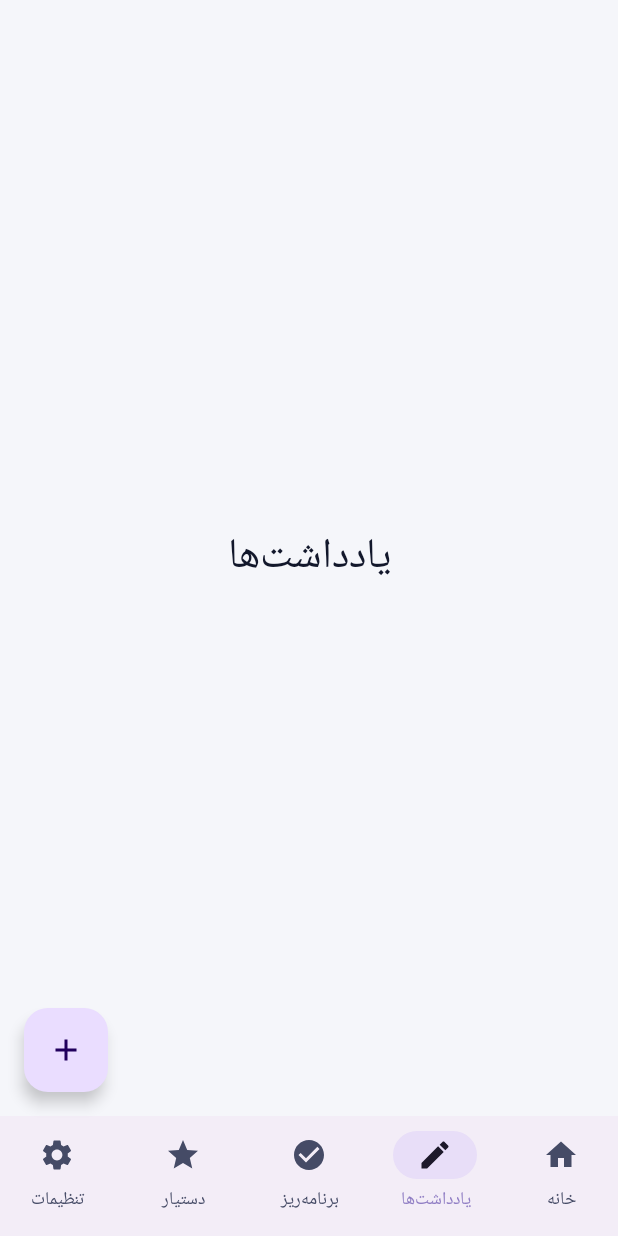
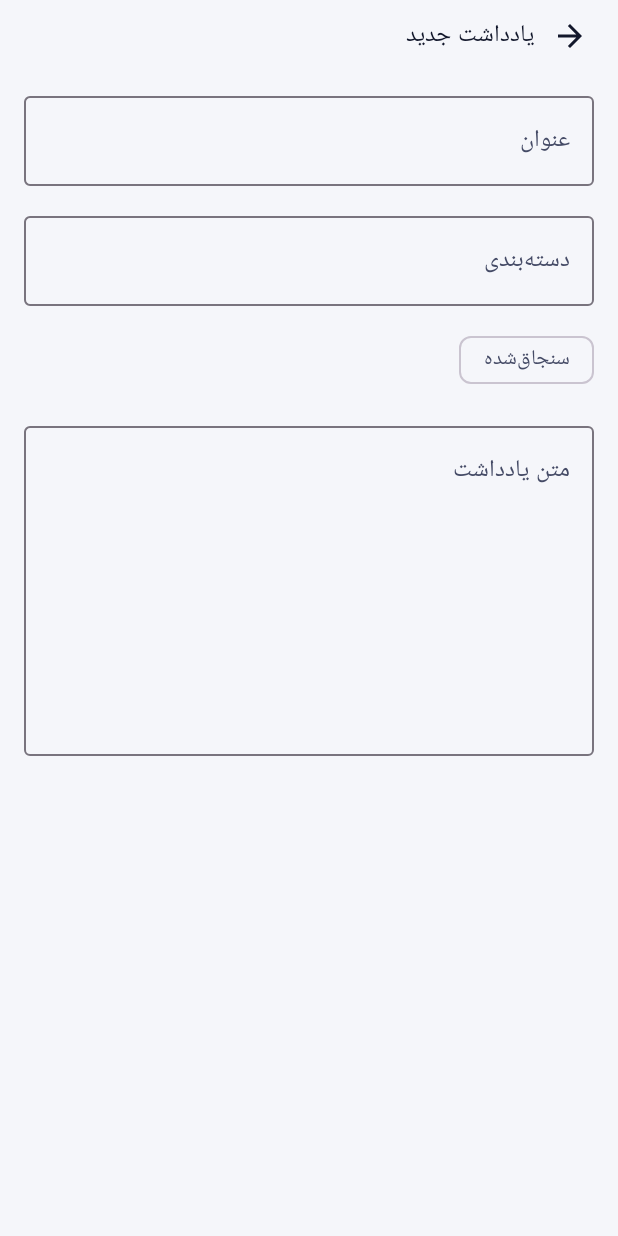
Before and after one commit to sadrapourakbar20-alt/memo, an Android app built with Jetpack Compose: the NotesScreen screen opened through its navigation route, after a tap on "ثبت سریع", on a phone screen of 412 x 824 dp. Run offline under Robolectric (Android 15) with nearby library versions, the phone set to English and light mode, and no system bars; our stand-ins replace Room's generated code.

Commit message:
Add files via upload

```diff
--- a/app/build.gradle.kts
+++ b/app/build.gradle.kts
@@ -2,6 +2,7 @@ plugins {
     alias(libs.plugins.android.application)
     alias(libs.plugins.kotlin.android)
     alias(libs.plugins.kotlin.compose)
+    alias(libs.plugins.ksp)
 }
 
 android {
@@ -44,5 +45,9 @@ dependencies {
     implementation(libs.androidx.ui.tooling.preview)
     implementation(libs.androidx.material3)
     implementation(libs.androidx.navigation.compose)
+    implementation(libs.androidx.lifecycle.viewmodel.compose)
+    implementation(libs.androidx.room.runtime)
+    implementation(libs.androidx.room.ktx)
+    ksp(libs.androidx.room.compiler)
     debugImplementation(libs.androidx.ui.tooling)
 }
--- a/app/src/main/AndroidManifest.xml
+++ b/app/src/main/AndroidManifest.xml
@@ -2,6 +2,7 @@
 <manifest xmlns:android="http://schemas.android.com/apk/res/android">
 
     <application
+        android:name=".MemoApplication"
         android:allowBackup="true"
         android:icon="@mipmap/ic_launcher"
         android:roundIcon="@mipmap/ic_launcher"
--- /dev/null
+++ b/app/src/main/java/com/sadra/memo/data/dao/NoteDao.kt
@@ -0,0 +1,23 @@
+package com.sadra.memo.data.dao
+
+import androidx.room.Dao
+import androidx.room.Insert
+import androidx.room.OnConflictStrategy
+import androidx.room.Query
+import com.sadra.memo.data.entities.NoteEntity
+import kotlinx.coroutines.flow.Flow
+
+@Dao
+interface NoteDao {
+    @Query("SELECT * FROM notes ORDER BY isPinned DESC, updatedAt DESC")
+    fun observeAll(): Flow<List<NoteEntity>>
+
+    @Query("SELECT * FROM notes WHERE id = :id")
+    suspend fun getById(id: Long): NoteEntity?
+
+    @Insert(onConflict = OnConflictStrategy.REPLACE)
+    suspend fun upsert(note: NoteEntity): Long
+
+    @Query("DELETE FROM notes WHERE id = :id")
+    suspend fun deleteById(id: Long)
+}
--- /dev/null
+++ b/app/src/main/java/com/sadra/memo/domain/repository/NoteRepository.kt
@@ -0,0 +1,11 @@
+package com.sadra.memo.domain.repository
+
+import com.sadra.memo.domain.model.Note
+import kotlinx.coroutines.flow.Flow
+
+interface NoteRepository {
+    fun observeNotes(): Flow<List<Note>>
+    suspend fun getNote(id: Long): Note?
+    suspend fun save(note: Note): Long
+    suspend fun delete(id: Long)
+}
--- a/app/src/main/java/com/sadra/memo/ui/MemoApp.kt
+++ b/app/src/main/java/com/sadra/memo/ui/MemoApp.kt
@@ -23,10 +23,14 @@ import androidx.compose.ui.Alignment
 import androidx.compose.ui.Modifier
 import androidx.compose.ui.graphics.vector.ImageVector
 import androidx.navigation.NavGraph.Companion.findStartDestination
+import androidx.navigation.NavType
 import androidx.navigation.compose.NavHost
 import androidx.navigation.compose.composable
 import androidx.navigation.compose.currentBackStackEntryAsState
 import androidx.navigation.compose.rememberNavController
+import androidx.navigation.navArgument
+import com.sadra.memo.ui.notes.NoteEditScreen
+import com.sadra.memo.ui.notes.NotesScreen
 
 private data class Tab(val route: String, val label: String, val icon: ImageVector)
 
@@ -43,15 +47,18 @@ fun MemoApp() {
     val navController = rememberNavController()
     val backStack by navController.currentBackStackEntryAsState()
     val currentRoute = backStack?.destination?.route
+    val inEditor = currentRoute?.startsWith("note_edit") == true
 
     Scaffold(
         floatingActionButton = {
-            FloatingActionButton(onClick = { /* ثبت سریع: مرحله بعد */ }) {
-                Icon(Icons.Filled.Add, contentDescription = "ثبت سریع")
+            if (!inEditor) {
+                FloatingActionButton(onClick = { navController.navigate("note_edit/0") }) {
+                    Icon(Icons.Filled.Add, contentDescription = "ثبت سریع")
+                }
             }
         },
         bottomBar = {
-            NavigationBar {
+            if (!inEditor) NavigationBar {
                 tabs.forEach { tab ->
                     NavigationBarItem(
                         selected = currentRoute == tab.route,
@@ -74,7 +81,19 @@ fun MemoApp() {
             startDestination = "home",
             modifier = Modifier.padding(padding)
         ) {
-            tabs.forEach { tab ->
+            composable("notes") {
+                NotesScreen(onOpen = { id -> navController.navigate("note_edit/$id") })
+            }
+            composable(
+                route = "note_edit/{id}",
+                arguments = listOf(navArgument("id") { type = NavType.LongType })
+            ) { entry ->
+                NoteEditScreen(
+                    noteId = entry.arguments?.getLong("id") ?: 0L,
+                    onClose = { navController.popBackStack() }
+                )
+            }
+            tabs.filter { it.route != "notes" }.forEach { tab ->
                 composable(tab.route) { PlaceholderScreen(tab.label) }
             }
         }
--- /dev/null
+++ b/app/src/main/java/com/sadra/memo/ui/ViewModelFactory.kt
@@ -0,0 +1,10 @@
+package com.sadra.memo.ui
+
+import androidx.lifecycle.ViewModel
+import androidx.lifecycle.ViewModelProvider
+
+fun <VM : ViewModel> factoryOf(builder: () -> VM): ViewModelProvider.Factory =
+    object : ViewModelProvider.Factory {
+        @Suppress("UNCHECKED_CAST")
+        override fun <T : ViewModel> create(modelClass: Class<T>): T = builder() as T
+    }
--- /dev/null
+++ b/app/src/main/java/com/sadra/memo/ui/notes/NoteEditScreen.kt
@@ -0,0 +1,127 @@
+package com.sadra.memo.ui.notes
+
+import androidx.activity.compose.BackHandler
+import androidx.compose.foundation.layout.Column
+import androidx.compose.foundation.layout.Row
+import androidx.compose.foundation.layout.fillMaxSize
+import androidx.compose.foundation.layout.fillMaxWidth
+import androidx.compose.foundation.layout.heightIn
+import androidx.compose.foundation.layout.imePadding
+import androidx.compose.foundation.layout.padding
+import androidx.compose.foundation.rememberScrollState
+import androidx.compose.foundation.verticalScroll
+import androidx.compose.material.icons.Icons
+import androidx.compose.material.icons.automirrored.filled.ArrowBack
+import androidx.compose.material.icons.filled.Delete
+import androidx.compose.material3.AlertDialog
+import androidx.compose.material3.FilterChip
+import androidx.compose.material3.Icon
+import androidx.compose.material3.IconButton
+import androidx.compose.material3.OutlinedTextField
+import androidx.compose.material3.Text
+import androidx.compose.material3.TextButton
+import androidx.compose.runtime.Composable
+import androidx.compose.runtime.collectAsState
+import androidx.compose.runtime.getValue
+import androidx.compose.runtime.mutableStateOf
+import androidx.compose.runtime.remember
+import androidx.compose.runtime.setValue
+import androidx.compose.ui.Alignment
+import androidx.compose.ui.Modifier
+import androidx.compose.ui.platform.LocalContext
+import androidx.compose.ui.unit.dp
+import androidx.lifecycle.viewmodel.compose.viewModel
+import com.sadra.memo.MemoApplication
+import com.sadra.memo.ui.factoryOf
+
+@Composable
+fun NoteEditScreen(noteId: Long, onClose: () -> Unit) {
+    val app = LocalContext.current.applicationContext as MemoApplication
+    val vm: NoteEditViewModel = viewModel(
+        factory = remember(noteId) {
+            factoryOf { NoteEditViewModel(app.container.noteRepository, noteId) }
+        }
+    )
+    val state by vm.state.collectAsState()
+    var showDelete by remember { mutableStateOf(false) }
+
+    BackHandler { vm.saveAndClose(onClose) }
+
+    Column(
+        modifier = Modifier
+            .fillMaxSize()
+            .imePadding()
+            .padding(horizontal = 8.dp)
+    ) {
+        Row(
+            modifier = Modifier.fillMaxWidth(),
+            verticalAlignment = Alignment.CenterVertically
+        ) {
+            IconButton(onClick = { vm.saveAndClose(onClose) }) {
+                Icon(Icons.AutoMirrored.Filled.ArrowBack, contentDescription = "ذخیره و بازگشت")
+            }
+            Text(
+                text = if (noteId > 0) "ویرایش یادداشت" else "یادداشت جدید",
+                modifier = Modifier.weight(1f)
+            )
+            if (noteId > 0) {
+                IconButton(onClick = { showDelete = true }) {
+                    Icon(Icons.Filled.Delete, contentDescription = "حذف")
+                }
+            }
+        }
+
+        Column(
+            modifier = Modifier
+                .weight(1f)
+                .verticalScroll(rememberScrollState())
+                .padding(horizontal = 8.dp, vertical = 8.dp)
+        ) {
+            OutlinedTextField(
+                value = state.title,
+                onValueChange = vm::onTitle,
+                modifier = Modifier.fillMaxWidth(),
+                label = { Text("عنوان") },
+                singleLine = true
+            )
+            OutlinedTextField(
+                value = state.category,
+                onValueChange = vm::onCategory,
+                modifier = Modifier.fillMaxWidth().padding(top = 12.dp),
+                label = { Text("دسته‌بندی") },
+                singleLine = true
+            )
+            FilterChip(
+                selected = state.pinned,
+                onClick = { vm.onPinned(!state.pinned) },
+                label = { Text("سنجاق‌شده") },
+                modifier = Modifier.padding(top = 12.dp)
+            )
+            OutlinedTextField(
+                value = state.content,
+                onValueChange = vm::onContent,
+                modifier = Modifier
+                    .fillMaxWidth()
+                    .heightIn(min = 240.dp)
+                    .padding(top = 12.dp),
+                label = { Text("متن یادداشت") }
+            )
+        }
+    }
+
+    if (showDelete) {
+        AlertDialog(
+            onDismissRequest = { showDelete = false },
+            title = { Text("حذف یادداشت") },
+            text = { Text("این یادداشت برای همیشه پاک می‌شه. مطمئنی؟") },
+            confirmButton = {
+                TextButton(onClick = { showDelete = false; vm.deleteAndClose(onClose) }) {
+                    Text("حذف")
+                }
+            },
+            dismissButton = {
+                TextButton(onClick = { showDelete = false }) { Text("انصراف") }
+            }
+        )
+    }
+}
--- /dev/null
+++ b/app/src/main/java/com/sadra/memo/ui/notes/NoteEditViewModel.kt
@@ -0,0 +1,80 @@
+package com.sadra.memo.ui.notes
+
+import androidx.lifecycle.ViewModel
+import androidx.lifecycle.viewModelScope
+import com.sadra.memo.domain.model.Note
+import com.sadra.memo.domain.repository.NoteRepository
+import kotlinx.coroutines.flow.MutableStateFlow
+import kotlinx.coroutines.flow.StateFlow
+import kotlinx.coroutines.launch
+
+data class EditState(
+    val title: String = "",
+    val content: String = "",
+    val category: String = "",
+    val pinned: Boolean = false,
+    val loaded: Boolean = false
+)
+
+class NoteEditViewModel(
+    private val repository: NoteRepository,
+    private val noteId: Long
+) : ViewModel() {
+
+    private val _state = MutableStateFlow(EditState())
+    val state: StateFlow<EditState> = _state
+
+    private var original: Note? = null
+
+    init {
+        if (noteId > 0) {
+            viewModelScope.launch {
+                val note = repository.getNote(noteId)
+                original = note
+                _state.value = if (note != null) {
+                    EditState(note.title, note.content, note.category, note.isPinned, loaded = true)
+                } else {
+                    EditState(loaded = true)
+                }
+            }
+        } else {
+            _state.value = EditState(loaded = true)
+        }
+    }
+
+    fun onTitle(value: String) { _state.value = _state.value.copy(title = value) }
+    fun onContent(value: String) { _state.value = _state.value.copy(content = value) }
+    fun onCategory(value: String) { _state.value = _state.value.copy(category = value) }
+    fun onPinned(value: Boolean) { _state.value = _state.value.copy(pinned = value) }
+
+    fun saveAndClose(onDone: () -> Unit) {
+        val s = _state.value
+        if (!s.loaded || (s.title.isBlank() && s.content.isBlank())) {
+            onDone()
+            return
+        }
+        viewModelScope.launch {
+            val now = System.currentTimeMillis()
+            val old = original
+            repository.save(
+                Note(
+                    id = old?.id ?: 0,
+                    title = s.title.trim(),
+                    content = s.content,
+                    category = s.category.trim(),
+                    isPinned = s.pinned,
+                    createdAt = old?.createdAt ?: now,
+                    updatedAt = now
+                )
+            )
+            onDone()
+        }
+    }
+
+    fun deleteAndClose(onDone: () -> Unit) {
+        viewModelScope.launch {
+            if (noteId > 0) repository.delete(noteId)
+            onDone()
+        }
+    }
+}
--- /dev/null
+++ b/app/src/main/java/com/sadra/memo/ui/notes/NotesScreen.kt
@@ -0,0 +1,133 @@
+package com.sadra.memo.ui.notes
+
+import androidx.compose.foundation.layout.Arrangement
+import androidx.compose.foundation.layout.Box
+import androidx.compose.foundation.layout.Column
+import androidx.compose.foundation.layout.PaddingValues
+import androidx.compose.foundation.layout.Row
+import androidx.compose.foundation.layout.fillMaxSize
+import androidx.compose.foundation.layout.fillMaxWidth
+import androidx.compose.foundation.layout.padding
+import androidx.compose.foundation.lazy.LazyColumn
+import androidx.compose.foundation.lazy.items
+import androidx.compose.material.icons.Icons
+import androidx.compose.material.icons.filled.Star
+import androidx.compose.material3.Card
+import androidx.compose.material3.CardDefaults
+import androidx.compose.material3.Icon
+import androidx.compose.material3.IconButton
+import androidx.compose.material3.MaterialTheme
+import androidx.compose.material3.OutlinedTextField
+import androidx.compose.material3.Text
+import androidx.compose.runtime.Composable
+import androidx.compose.runtime.collectAsState
+import androidx.compose.runtime.getValue
+import androidx.compose.runtime.remember
+import androidx.compose.ui.Alignment
+import androidx.compose.ui.Modifier
+import androidx.compose.ui.platform.LocalContext
+import androidx.compose.ui.text.style.TextOverflow
+import androidx.compose.ui.unit.dp
+import androidx.lifecycle.viewmodel.compose.viewModel
+import com.sadra.memo.MemoApplication
+import com.sadra.memo.domain.model.Note
+import com.sadra.memo.ui.factoryOf
+
+@Composable
+fun NotesScreen(onOpen: (Long) -> Unit) {
+    val app = LocalContext.current.applicationContext as MemoApplication
+    val vm: NotesViewModel = viewModel(
+        factory = remember { factoryOf { NotesViewModel(app.container.noteRepository) } }
+    )
+    val notes by vm.notes.collectAsState()
+    val query by vm.query.collectAsState()
+
+    Column(modifier = Modifier.fillMaxSize().padding(horizontal = 16.dp)) {
+        Text(
+            text = "یادداشت‌ها",
+            style = MaterialTheme.typography.headlineSmall,
+            modifier = Modifier.padding(top = 16.dp, bottom = 12.dp)
+        )
+        OutlinedTextField(
+            value = query,
+            onValueChange = vm::onQueryChange,
+            modifier = Modifier.fillMaxWidth(),
+            placeholder = { Text("جست‌وجو در یادداشت‌ها") },
+            singleLine = true
+        )
+        if (notes.isEmpty()) {
+            Box(modifier = Modifier.fillMaxSize(), contentAlignment = Alignment.Center) {
+                Text(
+                    text = if (query.isBlank()) "هنوز یادداشتی نداری. با دکمه + اولین یادداشت رو بساز."
+                    else "نتیجه‌ای پیدا نشد.",
+                    style = MaterialTheme.typography.bodyMedium,
+                    color = MaterialTheme.colorScheme.onSurfaceVariant
+                )
+            }
+        } else {
+            LazyColumn(
+                modifier = Modifier.fillMaxSize(),
+                contentPadding = PaddingValues(top = 12.dp, bottom = 96.dp),
+                verticalArrangement = Arrangement.spacedBy(10.dp)
+            ) {
+                items(notes, key = { it.id }) { note ->
+                    NoteCard(
+                        note = note,
+                        onClick = { onOpen(note.id) },
+                        onTogglePin = { vm.togglePin(note) }
+                    )
+                }
+            }
+        }
+    }
+}
+
+@Composable
+private fun NoteCard(note: Note, onClick: () -> Unit, onTogglePin: () -> Unit) {
+    Card(
+        onClick = onClick,
+        modifier = Modifier.fillMaxWidth(),
+        colors = CardDefaults.cardColors(containerColor = MaterialTheme.colorScheme.surface)
+    ) {
+        Row(
+            modifier = Modifier.padding(start = 16.dp, top = 12.dp, bottom = 12.dp, end = 4.dp),
+            verticalAlignment = Alignment.CenterVertically
+        ) {
+            Column(modifier = Modifier.weight(1f)) {
+                val title = note.title.ifBlank { note.content.lineSequence().firstOrNull().orEmpty() }
+                Text(
+                    text = title.ifBlank { "بدون عنوان" },
+                    style = MaterialTheme.typography.titleMedium,
+                    maxLines = 1,
+                    overflow = TextOverflow.Ellipsis
+                )
+                if (note.title.isNotBlank() && note.content.isNotBlank()) {
+                    Text(
+                        text = note.content,
+                        style = MaterialTheme.typography.bodyMedium,
+                        color = MaterialTheme.colorScheme.onSurfaceVariant,
+                        maxLines = 2,
+                        overflow = TextOverflow.Ellipsis,
+                        modifier = Modifier.padding(top = 4.dp)
+                    )
+                }
+                if (note.category.isNotBlank()) {
+                    Text(
+                        text = note.category,
+                        style = MaterialTheme.typography.labelMedium,
+                        color = MaterialTheme.colorScheme.secondary,
+                        modifier = Modifier.padding(top = 6.dp)
+                    )
+                }
+            }
+            IconButton(onClick = onTogglePin) {
+                Icon(
+                    imageVector = Icons.Filled.Star,
+                    contentDescription = "سنجاق",
+                    tint = if (note.isPinned) MaterialTheme.colorScheme.tertiary
+                    else MaterialTheme.colorScheme.outlineVariant
+                )
+            }
+        }
+    }
+}
--- /dev/null
+++ b/app/src/main/java/com/sadra/memo/ui/notes/NotesViewModel.kt
@@ -0,0 +1,39 @@
+package com.sadra.memo.ui.notes
+
+import androidx.lifecycle.ViewModel
+import androidx.lifecycle.viewModelScope
+import com.sadra.memo.domain.model.Note
+import com.sadra.memo.domain.repository.NoteRepository
+import kotlinx.coroutines.flow.MutableStateFlow
+import kotlinx.coroutines.flow.SharingStarted
+import kotlinx.coroutines.flow.StateFlow
+import kotlinx.coroutines.flow.combine
+import kotlinx.coroutines.flow.stateIn
+import kotlinx.coroutines.launch
+
+class NotesViewModel(private val repository: NoteRepository) : ViewModel() {
+
+    private val _query = MutableStateFlow("")
+    val query: StateFlow<String> = _query
+
+    val notes: StateFlow<List<Note>> =
+        combine(repository.observeNotes(), _query) { list, q ->
+            val text = q.trim()
+            if (text.isEmpty()) list
+            else list.filter {
+                it.title.contains(text, ignoreCase = true) ||
+                    it.content.contains(text, ignoreCase = true) ||
+                    it.category.contains(text, ignoreCase = true)
+            }
+        }.stateIn(viewModelScope, SharingStarted.WhileSubscribed(5000), emptyList())
+
+    fun onQueryChange(value: String) {
+        _query.value = value
+    }
+
+    fun togglePin(note: Note) {
+        viewModelScope.launch {
+            repository.save(note.copy(isPinned = !note.isPinned, updatedAt = System.currentTimeMillis()))
+        }
+    }
+}
--- a/build.gradle.kts
+++ b/build.gradle.kts
@@ -2,4 +2,5 @@ plugins {
     alias(libs.plugins.android.application) apply false
     alias(libs.plugins.kotlin.android) apply false
     alias(libs.plugins.kotlin.compose) apply false
+    alias(libs.plugins.ksp) apply false
 }
```
Also changed, not shown: app/src/main/java/com/sadra/memo/MemoApplication.kt (added, +14 -0 lines), app/src/main/java/com/sadra/memo/data/database/AppDatabase.kt (added, +11 -0 lines), app/src/main/java/com/sadra/memo/data/entities/NoteEntity.kt (added, +20 -0 lines), app/src/main/java/com/sadra/memo/data/repository/NoteRepositoryImpl.kt (added, +20 -0 lines), app/src/main/java/com/sadra/memo/di/AppContainer.kt (added, +17 -0 lines), app/src/main/java/com/sadra/memo/domain/model/Note.kt (added, +11 -0 lines), gradle/libs.versions.toml (+7 -0 lines).
